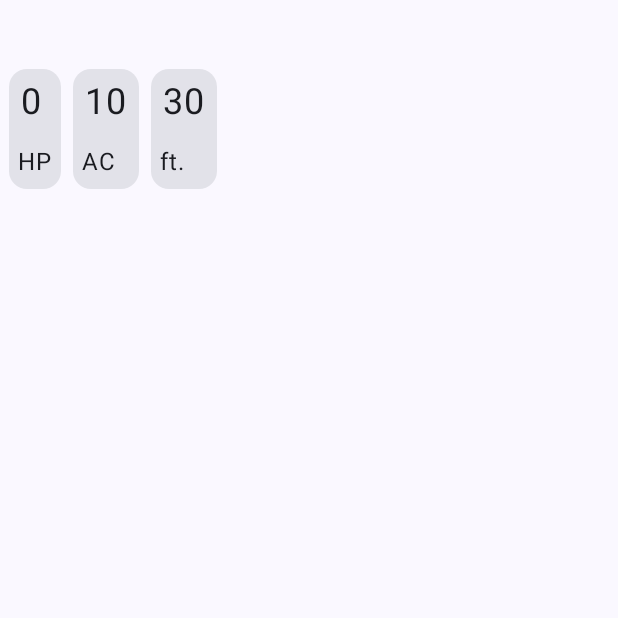
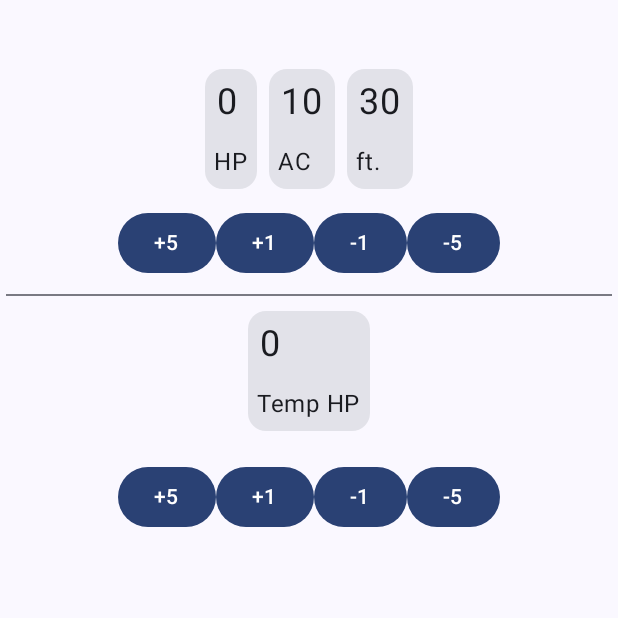
Before and after one commit to watsondarren/GamingHealthTracker, an Android app built with Jetpack Compose: the composable DungeonGameLayout shown on its own in the app's theme, on a phone screen of 412 x 824 dp, the top half of it. Run offline under Robolectric (Android 15) with nearby library versions, the phone set to English and light mode, and no system bars.

Commit message:
Added Temp health tracking and added support for scrolling in the setup screen

```diff
--- a/app/src/main/java/com/cdmedia/gaminghealthtracker/MainActivity.kt
+++ b/app/src/main/java/com/cdmedia/gaminghealthtracker/MainActivity.kt
@@ -84,7 +84,7 @@ class MainActivity : ComponentActivity() {
                                 MediumPaddingText(stringId = R.string.game_tab)
                             }
                         }
-                        Column(modifier = Modifier.align(Alignment.CenterHorizontally)) {
+                        Column() {
                             if (viewModel.state == 0) {
                                 SelectGameType()
 
@@ -133,6 +133,9 @@ fun MagicGameLayout() {
                     paddingToUse = 8.dp
                 )
                 Row {
+                    Button(onClick = { player.addFiveHealth() } ) {
+                        Text(text = "+5")
+                    }
                     Button(onClick = { player.addOneHealth() } ) {
                         Text(text = "+1")
                     }
@@ -141,9 +144,6 @@ fun MagicGameLayout() {
                     }
                     Button(onClick = { player.removeFiveHealth() } ) {
                         Text(text = "-5")
-                    }
-                    Button(onClick = { player.addFiveHealth() } ) {
-                        Text(text = "+5")
                     }
                 }
                 CustomTextWithSizePaddingAlignment(
@@ -158,14 +158,19 @@ fun MagicGameLayout() {
                     Button(onClick = { player.poisonCounters = 0 }, Modifier.padding(4.dp)) {
                         Icon(Icons.Filled.Delete, "Remove Counters")
                     }
+                    if(player.poisonCounters >=6) {
+                        Icon(Icons.Default.FavoriteBorder, contentDescription = "Poison Counter")
+                        Text(text = "x${player.poisonCounters}")
+                    } else {
                         for (counterNumber in 1..player.poisonCounters) {
                             Icon(Icons.Default.FavoriteBorder, contentDescription = "Poison Counter $counterNumber")
+                        }
                     }
                 }
                 Button(onClick = { player.reset() }) {
                     Text(text = stringResource(id = R.string.reset))
                 }
-                Divider()
+                Divider(Modifier.padding(4.dp))
             }
         }
     }
@@ -186,35 +191,80 @@ fun DungeonGameLayout() {
             Spacer(modifier = Modifier.padding(4.dp))
             DndStatCard(player.movement, "ft.")
         }
+        Row(
+            Modifier
+                .align(Alignment.CenterHorizontally)
+                .padding(6.dp)) {
+            Button(onClick = { player.addFiveHealth() } ) {
+                Text(text = "+5")
+            }
+            Button(onClick = { player.addOneHealth() } ) {
+                Text(text = "+1")
+            }
+            Button(onClick = { player.removeOneHealth() } ) {
+                Text(text = "-1")
+            }
+            Button(onClick = { player.removeFiveHealth() } ) {
+                Text(text = "-5")
+            }
+        }
+        Divider(Modifier.padding(4.dp))
+        Row(Modifier
+            .align(Alignment.CenterHorizontally)
+            .padding(6.dp)) {
+            DndStatCard(player.temporaryHealth, "Temp HP")
+        }
+        Spacer(modifier = Modifier.padding(4.dp))
+        Row(Modifier
+            .align(Alignment.CenterHorizontally)
+            .padding(6.dp)) {
+            Button(onClick = { player.addFiveTempHealth() } ) {
+                Text(text = "+5")
+            }
+            Button(onClick = { player.addOneTempHealth() } ) {
+                Text(text = "+1")
+            }
+            Button(onClick = { player.removeOneTempHealth() } ) {
+                Text(text = "-1")
+            }
+            Button(onClick = { player.removeFiveTempHealth() } ) {
+                Text(text = "-5")
+            }
+        }
     }
 }
 
 @Composable
 fun SelectGameType() {
     val viewModel = GameViewModel()
-    Column {
+    LazyColumn {
         for (game in viewModel.listOfGames) {
                 when (game) {
                     "magic" -> {
+                        item {
                             MediumPaddingText(R.string.magic)
                             MagicTheGathering()
-                    Divider(Modifier.padding(4.dp))
+                        }
                     }
                     "dungeon" -> {
+                        item {
                             MediumPaddingText(R.string.dungeons)
                             DungeonAndDragonTracker()
                         }
+                    }
                     else -> {
-                    MediumPaddingText( R.string.in_progress)
+                        item {
+                            MediumPaddingText(R.string.in_progress)
                         }
                     }
+                }
+                item { Divider(Modifier.padding(4.dp)) }
             }
         }
     }
 
 @Composable
 fun DungeonAndDragonTracker() {
-    // Starting Health
     var playerName by rememberSaveable { mutableStateOf("") }
     TextField(
         value = playerName,
@@ -223,7 +273,6 @@ fun DungeonAndDragonTracker() {
         maxLines = 1,
         singleLine = true,
     )
-    // Starting Health
     var healthInput by rememberSaveable { mutableStateOf("0") }
     TextField(
         value = healthInput,
```
Also changed, not shown: app/src/main/java/com/cdmedia/gaminghealthtracker/GameViewModel.kt (+13 -1 lines). Lines whose indentation alone changed are shown as unchanged.
